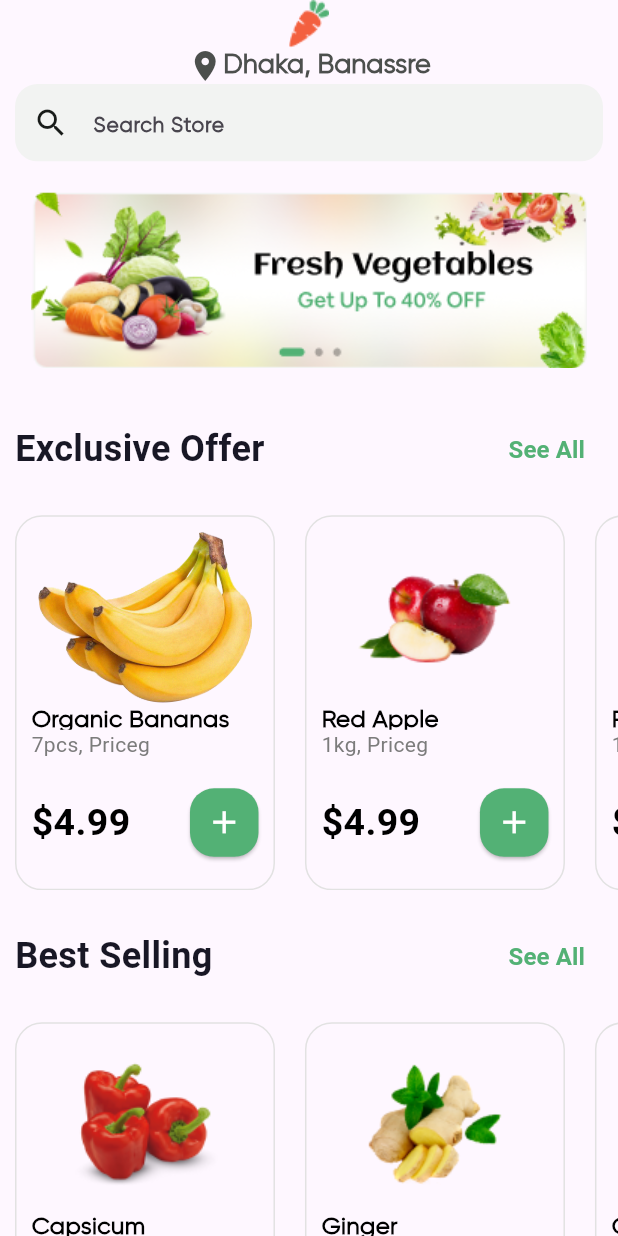
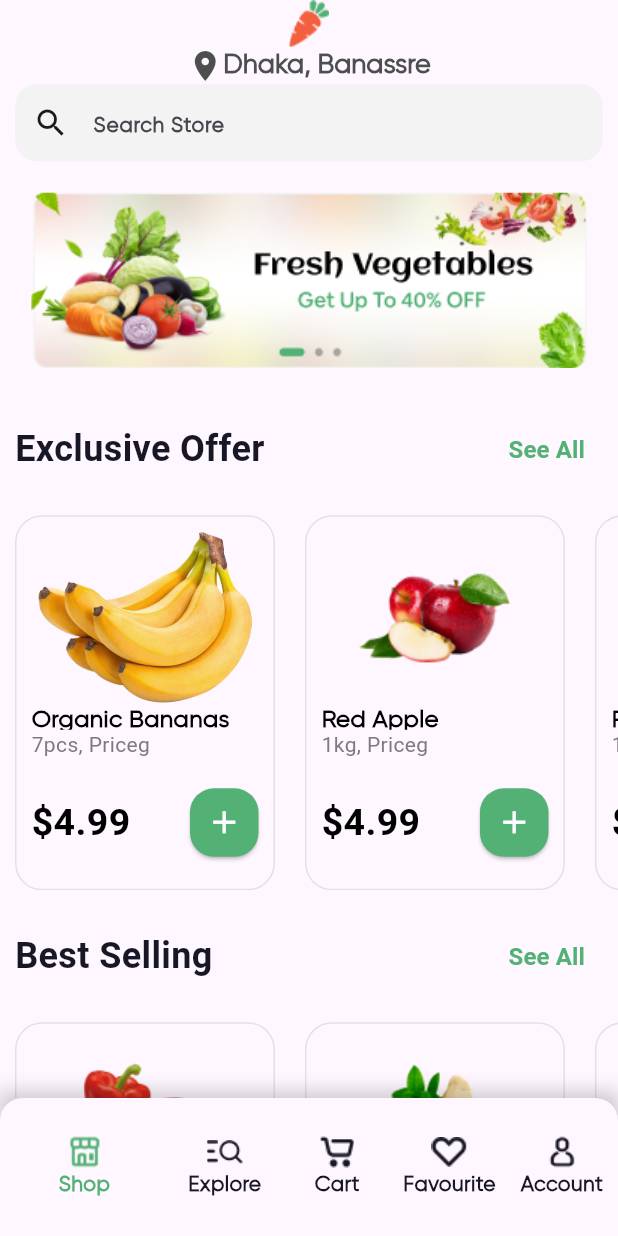
Before and after one commit to Cold-Thunder/task2, a Flutter app: the screen it shows after launch, on a phone screen of 412 x 824 dp. Run offline on Flutter 3.47's test engine with Material 3 defaults, Android fonts, the phone set to English and light mode, and no system bars; our stand-ins replace country_picker, flutter_svg.

Commit message:
bottom navigation bar is added

```diff
--- a/lib/screens/home_screen.dart
+++ b/lib/screens/home_screen.dart
@@ -1,5 +1,4 @@
 import 'package:flutter/material.dart';
-import 'package:task2_proj/widgets/category_tile.dart';
 import 'package:task2_proj/widgets/itemList.dart';
 import 'package:task2_proj/widgets/search_input.dart';
 import 'package:task2_proj/widgets/section_heading.dart';
--- a/lib/screens/splash.dart
+++ b/lib/screens/splash.dart
@@ -1,8 +1,7 @@
 import 'dart:async';
 
 import 'package:flutter/material.dart';
-import 'package:task2_proj/screens/home_screen.dart';
-import 'package:task2_proj/screens/sign_in.dart';
+import 'package:task2_proj/screens/wrapper.dart';
 
 class SplashScreen extends StatefulWidget {
   const SplashScreen({super.key});
@@ -17,7 +16,7 @@ class _SplashScreenState extends State<SplashScreen> {
     super.initState();
     Timer(const Duration(seconds: 3), () {
       Navigator.pushReplacement(
-          context, MaterialPageRoute(builder: (context) => const HomeScreen()));
+          context, MaterialPageRoute(builder: (context) => Wrapper()));
     });
   }
 
--- /dev/null
+++ b/lib/screens/wrapper.dart
@@ -0,0 +1,57 @@
+import 'package:flutter/cupertino.dart';
+import 'package:flutter/material.dart';
+import 'package:task2_proj/screens/account_screen.dart';
+import 'package:task2_proj/screens/cart_screen.dart';
+import 'package:task2_proj/screens/explore_screen.dart';
+import 'package:task2_proj/screens/favourite_screen.dart';
+import 'package:task2_proj/screens/home_screen.dart';
+import 'package:task2_proj/widgets/button_nav.dart';
+
+class Wrapper extends StatefulWidget{
+  @override
+  State<Wrapper> createState()=> _WrapperState();
+}
+class _WrapperState extends State<Wrapper>{
+  int _currentInd = 0;
+  void onTapChange(int index){
+    setState((){
+      _currentInd = index;
+    });
+  }
+
+  List<Widget> pages = [
+    HomeScreen(),
+    ExploreScreen(),
+    CartScreen(),
+    FavouriteScreen(),
+    AccountScreen()
+  ];
+
+  @override
+  Widget build(BuildContext context){
+    return Scaffold(
+      bottomNavigationBar: Container(
+          height: 92,
+          decoration: BoxDecoration(
+              boxShadow: [
+                BoxShadow(
+                    color: const Color.fromRGBO(0,0,0,0.2),
+                    spreadRadius: 1,
+                    blurRadius: 10,
+                    offset: Offset(0,-3)
+                )
+              ]
+          ),
+          child: ClipRRect(
+              borderRadius:const BorderRadius.only(topLeft:Radius.circular(15), topRight: Radius.circular(15)),
+          child: BottomNavigation(
+            currentIndex: _currentInd,
+            ontap: onTapChange,
+          ),
+
+        )
+      ),
+      body: pages[_currentInd]
+    );
+  }
+}
--- /dev/null
+++ b/lib/widgets/button_nav.dart
@@ -0,0 +1,60 @@
+import 'package:flutter/cupertino.dart';
+import 'package:flutter/material.dart';
+
+class BottomNavigation extends StatefulWidget {
+  late int currentIndex;
+  late ValueChanged<int> ontap;
+
+  BottomNavigation(
+      {required this.currentIndex, required this.ontap, super.key});
+
+  @override
+  State<BottomNavigation> createState() => _BottomNavState();
+}
+
+class _BottomNavState extends State<BottomNavigation> {
+  @override
+  Widget build(BuildContext context) {
+    return BottomNavigationBar(
+      items: const <BottomNavigationBarItem>[
+        BottomNavigationBarItem(
+            icon: ImageIcon(
+              AssetImage('assets/images/shop.png'),
+            ),
+            label: 'Shop'),
+        BottomNavigationBarItem(
+            icon: ImageIcon(
+              AssetImage('assets/images/explore.png')
+            ),
+            label: 'Explore'),
+        BottomNavigationBarItem(
+            icon: ImageIcon(
+              AssetImage('assets/images/cart.png')
+            ),
+            label: 'Cart'),
+        BottomNavigationBarItem(
+            icon: ImageIcon(
+              AssetImage('assets/images/heart.png')
+            ),
+            label: 'Favourite'),
+        BottomNavigationBarItem(
+            icon: ImageIcon(
+              AssetImage('assets/images/user.png')
+            ),
+            label: 'Account')
+      ],
+      currentIndex: widget.currentIndex,
+      onTap: widget.ontap,
+      selectedItemColor: const Color.fromRGBO(83, 177, 117, 1),
+      unselectedItemColor: const Color.fromRGBO(24, 23, 37, 1),
+      selectedFontSize: 14,
+      unselectedFontSize: 14,
+      selectedLabelStyle:
+          const TextStyle(fontFamily: 'gilroy', fontWeight: FontWeight.w700),
+      unselectedLabelStyle:
+          const TextStyle(fontFamily: 'gilroy', fontWeight: FontWeight.w700),
+      showUnselectedLabels: true,
+      // backgroundColor: const Color.fromRGBO(230, 235, 243, 0.5),
+    );
+  }
+}
```
Also changed, not shown: lib/screens/account_screen.dart (added, +14 -0 lines), lib/screens/cart_screen.dart (added, +12 -0 lines), lib/screens/explore_screen.dart (added, +14 -0 lines), lib/screens/favourite_screen.dart (added, +23 -0 lines), assets/images/cart.png (added), assets/images/explore.png (added), assets/images/heart.png (added), assets/images/shop.png (added), assets/images/user.png (added).
